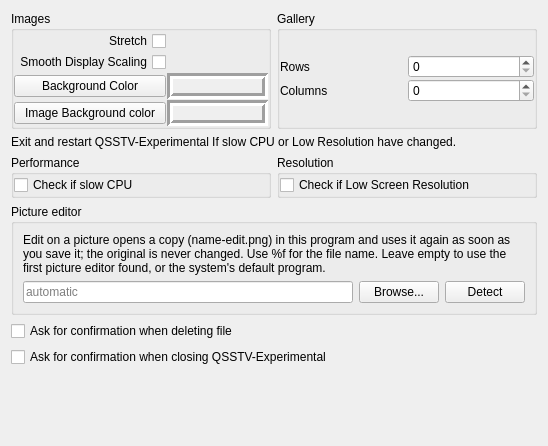
The window that src/config/guiconfig.ui (jbdubbs/QSSTV-Experimental) describes before a commit, drawn with Qt 5.
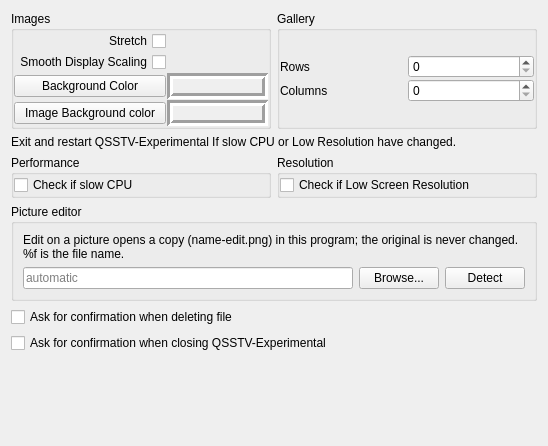
The same window after the commit.

Commit message:
The Picture editor description in Configuration > Gui is short enough to show in full (#147)
The 273-character label was clipped at the top and bottom: the tab widget does not
pass height for width on to its pages, so the page reserved about two lines for a
text that needed three or four. The text is now one sentence that fits in two lines
at 9 to 12 pt and at dialog widths from 548 px up. The rule for an empty command
is shown by the field's "automatic" placeholder and is in the User's Guide.

Diff of the .ui file:
```diff
--- a/src/config/guiconfig.ui
+++ b/src/config/guiconfig.ui
@@ -269,7 +269,7 @@
       <item row="0" column="0" colspan="3">
        <widget class="QLabel" name="externalEditorLabel">
         <property name="text">
-         <string>Edit on a picture opens a copy (name-edit.png) in this program and uses it again as soon as you save it; the original is never changed. Use %f for the file name. Leave empty to use the first picture editor found, or the system's default program.</string>
+         <string>Edit on a picture opens a copy (name-edit.png) in this program; the original is never changed. %f is the file name.</string>
         </property>
         <property name="wordWrap">
          <bool>true</bool>
```
